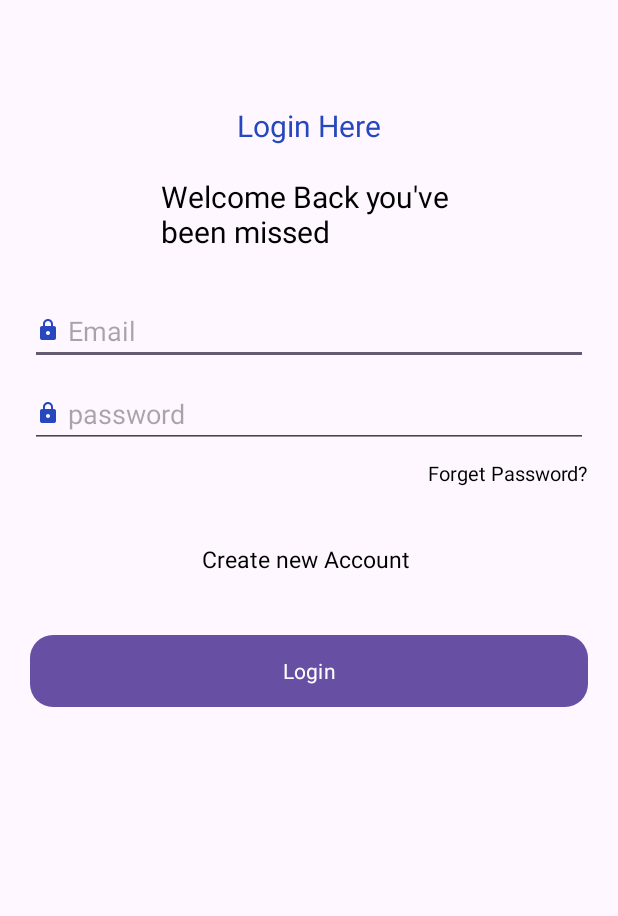
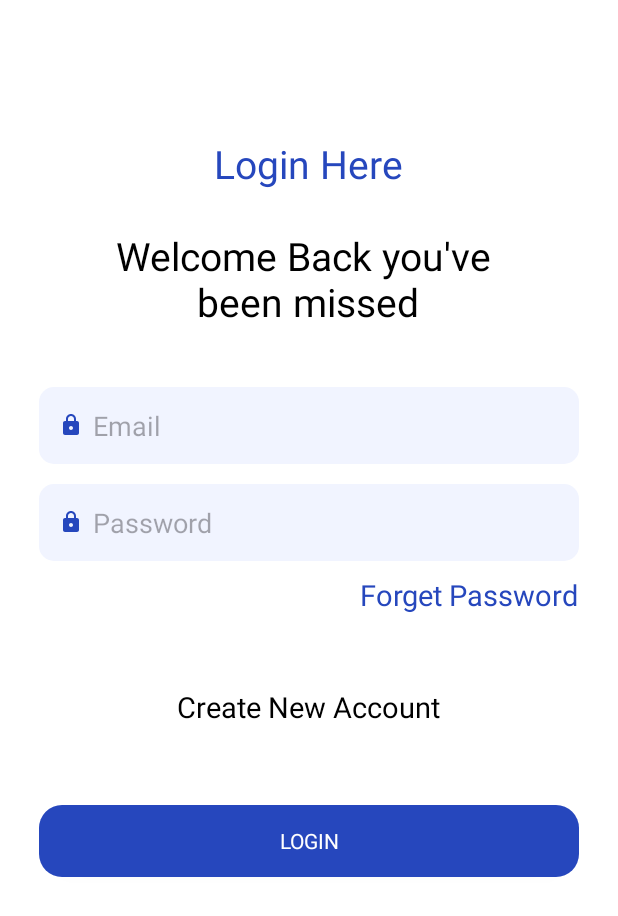
Before and after one commit to hemil13/InternshipMay, an Android app: the screen it shows after launch (MainActivity), on a phone screen of 412 x 824 dp. Shown: the top 916 px of the screen. Run offline under Robolectric (Android 15) with nearby library versions, the phone set to English and light mode, and no system bars; our stand-ins replace sdp/ssp sizes; Roboto replaces fonts that are not available here.

Commit message:
custom style

```diff
--- a/app/build.gradle.kts
+++ b/app/build.gradle.kts
@@ -40,4 +40,6 @@ dependencies {
     testImplementation(libs.junit)
     androidTestImplementation(libs.ext.junit)
     androidTestImplementation(libs.espresso.core)
+
+    implementation ("com.intuit.sdp:sdp-android:1.1.1")
 }
--- /dev/null
+++ b/app/src/main/res/drawable/custom_border.xml
@@ -0,0 +1,5 @@
+<?xml version="1.0" encoding="utf-8"?>
+<shape xmlns:android="http://schemas.android.com/apk/res/android">
+    <solid android:color="#F1F4FF"/>
+    <corners android:radius="10dp"/>
+</shape>
--- a/app/src/main/res/layout/activity_main.xml
+++ b/app/src/main/res/layout/activity_main.xml
@@ -1,87 +1,80 @@
 <?xml version="1.0" encoding="utf-8"?>
 <LinearLayout xmlns:android="http://schemas.android.com/apk/res/android"
+
+    xmlns:tools="http://schemas.android.com/tools"
     xmlns:app="http://schemas.android.com/apk/res-auto"
-    xmlns:tools="http://schemas.android.com/tools"
     android:id="@+id/main"
     android:layout_width="match_parent"
     android:layout_height="match_parent"
     android:orientation="vertical"
+    android:background="@color/white"
     tools:context=".MainActivity">
 
     <TextView
-        android:layout_width="wrap_content"
-        android:layout_height="wrap_content"
+        style="@style/text_20"
         android:layout_gravity="center"
-        android:layout_marginTop="70dp"
-        android:text="Login Here"
+        android:layout_marginTop="@dimen/_70sdp"
+        android:text="@string/login"
         android:textColor="@color/blue_login"
-        android:textSize="20dp" />
+         />
 
     <TextView
-        android:layout_width="wrap_content"
-        android:layout_height="wrap_content"
-        android:text="Welcome Back you've \nbeen missed"
+        style="@style/text_20"
+        android:text="@string/welcome"
         android:textColor="@color/black"
-        android:layout_marginTop="20dp"
-        android:layout_marginBottom="30dp"
+        android:layout_marginTop="@dimen/_20sdp"
+        android:layout_marginBottom="@dimen/_30sdp"
         android:layout_gravity="center"
-        android:textSize="20dp" />
+        android:textAlignment="center"
+         />
 
 
     <EditText
-        android:layout_width="match_parent"
-        android:layout_height="wrap_content"
-        android:hint="Email"
-        android:layout_marginHorizontal="20dp"
+       style="@style/edittext"
+        android:hint="@string/email"
+
         android:inputType="textEmailAddress"
-        android:drawablePadding="5dp"
+        android:drawablePadding="@dimen/_5sdp"
         android:drawableLeft="@drawable/ic_lock"
+
         />
 
 
     <EditText
-        android:layout_width="match_parent"
-        android:layout_height="wrap_content"
-        android:hint="password"
-        android:layout_marginHorizontal="20dp"
-        android:layout_marginTop="10dp"
+        style="@style/edittext"
+        android:hint="@string/password"
+        android:layout_marginTop="@dimen/_10sdp"
         android:drawableLeft="@drawable/ic_lock"
-        android:drawablePadding="5dp"
+        android:drawablePadding="@dimen/_5sdp"
         android:inputType="textPassword"
         />
 
     <TextView
-        android:layout_width="wrap_content"
-        android:layout_height="wrap_content"
-        android:text="Forget Password?"
-        android:textColor="@color/black"
-        android:layout_marginTop="7dp"
-        android:layout_marginBottom="30dp"
+        style="@style/text_15"
+        android:text="@string/forget_password"
+        android:textColor="@color/blue_login"
+        android:layout_marginTop="@dimen/_7sdp"
+        android:layout_marginBottom="@dimen/_30sdp"
         android:layout_gravity="end"
-        android:layout_marginEnd="20dp"
-        android:textSize="13dp" />
+        android:layout_marginEnd="@dimen/_20sdp"
+         />
 
 
     <TextView
-        android:layout_width="wrap_content"
-        android:layout_height="wrap_content"
-        android:text="Create new Account "
+        style="@style/text_15"
+        android:text="@string/create_account"
         android:textColor="@color/black"
-        android:layout_marginTop="7dp"
-        android:layout_marginBottom="30dp"
+        android:layout_marginTop="@dimen/_7sdp"
+        android:layout_marginBottom="@dimen/_30sdp"
         android:layout_gravity="center"
-        android:textSize="15dp" />
+         />
 
 
     <Button
-        android:backgroundTint="@null"
-        android:layout_width="match_parent"
-        android:layout_height="wrap_content"
-        android:layout_marginHorizontal="20dp"
-        android:layout_marginTop="10dp"
-        android:text="Login"
-        android:textColor="@color/white"
-        android:background="@drawable/round_button"
+        style="@style/button"
+        app:backgroundTint="@null"
+        android:layout_marginTop="@dimen/_10sdp"
+        android:text="@string/login_button"
         />
 
 
--- a/app/src/main/res/values/strings.xml
+++ b/app/src/main/res/values/strings.xml
@@ -1,3 +1,11 @@
 <resources>
     <string name="app_name">InternshipMay</string>
+    <string name="login">Login Here</string>
+    <string name="welcome">Welcome Back you\'ve \nbeen missed</string>
+    <string name="email">Email</string>
+    <string name="password">Password</string>
+    <string name="forget_password">Forget Password</string>
+    <string name="create_account">Create New Account</string>
+    <string name="login_button">Login</string>
+
 </resources>
--- a/app/src/main/res/values/themes.xml
+++ b/app/src/main/res/values/themes.xml
@@ -7,4 +7,38 @@
     </style>
 
     <style name="Theme.InternshipMay" parent="Base.Theme.InternshipMay" />
+
+    <style name="text_20" parent="Widget.AppCompat.TextView">
+        <item name="android:layout_width">wrap_content</item>
+        <item name="android:layout_height">wrap_content</item>
+        <item name="android:textSize">@dimen/_20sdp</item>
+    </style>
+
+
+    <style name="text_15" parent="Widget.AppCompat.TextView">
+        <item name="android:layout_width">wrap_content</item>
+        <item name="android:layout_height">wrap_content</item>
+        <item name="android:textSize">@dimen/_15sdp</item>
+    </style>
+
+
+    <style name="button" parent="Widget.AppCompat.Button">
+        <item name="android:layout_height">wrap_content</item>
+        <item name="android:layout_width">match_parent</item>
+        <item name="android:layout_marginHorizontal">@dimen/_20sdp</item>
+        <item name="android:textColor">@color/white</item>
+        <item name="android:background">@drawable/round_button</item>
+    </style>
+
+
+    <style name="edittext" parent="Widget.AppCompat.EditText">
+        <item name="android:layout_height">wrap_content</item>
+        <item name="android:layout_width">match_parent</item>
+        <item name="android:layout_marginHorizontal">@dimen/_20sdp</item>
+        <item name="android:padding">@dimen/_10sdp</item>
+        <item name="android:background">@drawable/custom_border</item>
+    </style>
+
+
+
 </resources>
```
